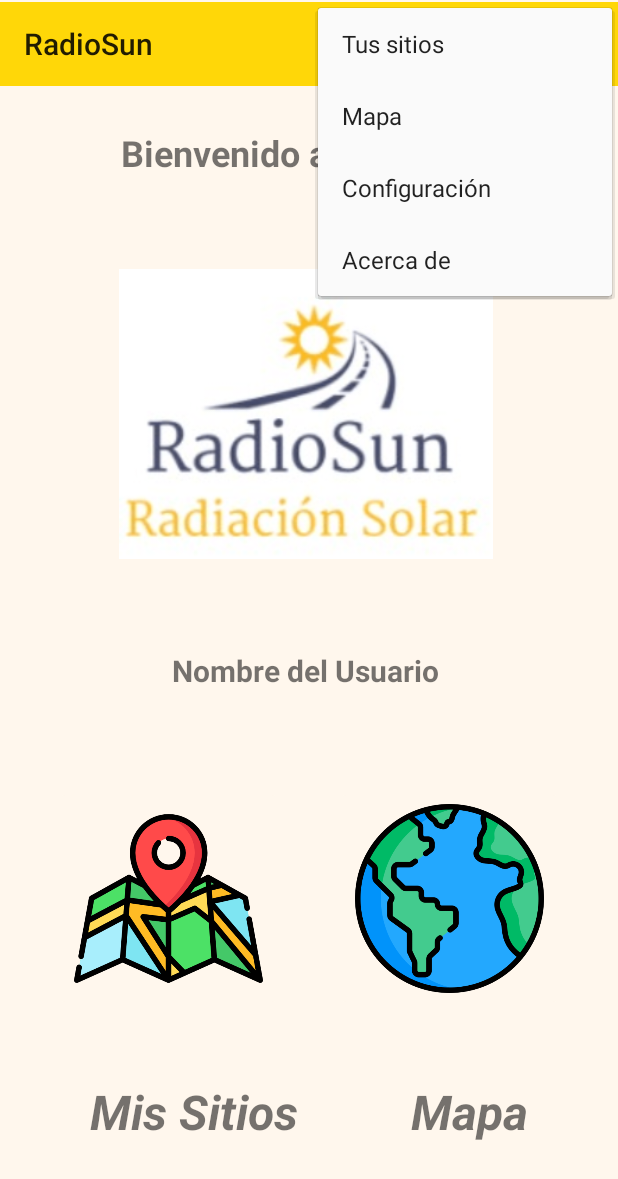
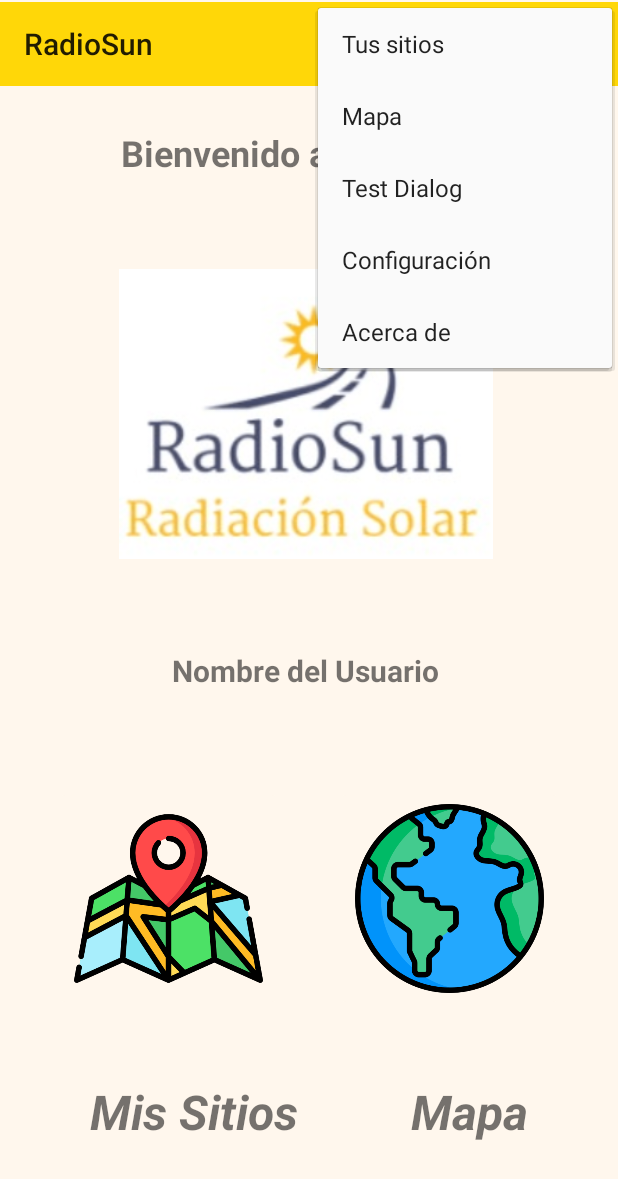
Before and after one commit to Jorgealza9206/RadioSun, an Android app: the MainActivity screen opened directly, with no data from a screen before it, with the options menu open, on a phone screen of 412 x 824 dp. Shown: the top 1179 px of the screen. Run offline under Robolectric (Android 15) with nearby library versions, the phone set to English and light mode, and no system bars.

Commit message:
Agregando menu TestDialog

```diff
--- a/RadioSunV2/RadioSun/app/src/main/AndroidManifest.xml
+++ b/RadioSunV2/RadioSun/app/src/main/AndroidManifest.xml
@@ -11,6 +11,9 @@
         android:theme="@style/Theme.RadioSun">
         <activity
             android:name=".RegistrarSitio"
+            android:exported="false" />
+        <activity
+            android:name=".Map"
             android:exported="false" />
         <activity
             android:name=".Login"
--- a/RadioSunV2/RadioSun/app/src/main/res/menu/main_menu.xml
+++ b/RadioSunV2/RadioSun/app/src/main/res/menu/main_menu.xml
@@ -10,6 +10,10 @@
         android:title="Mapa"
         />
     <item
+        android:id="@+id/opc5"
+        android:title="Test Dialog"
+        />
+    <item
         android:id="@+id/opc3"
         android:title="Configuración"
         />
```
Also changed, not shown: RadioSunV2/RadioSun/app/src/main/java/com/example/radiosun/MainActivity.java (+14 -0 lines).
